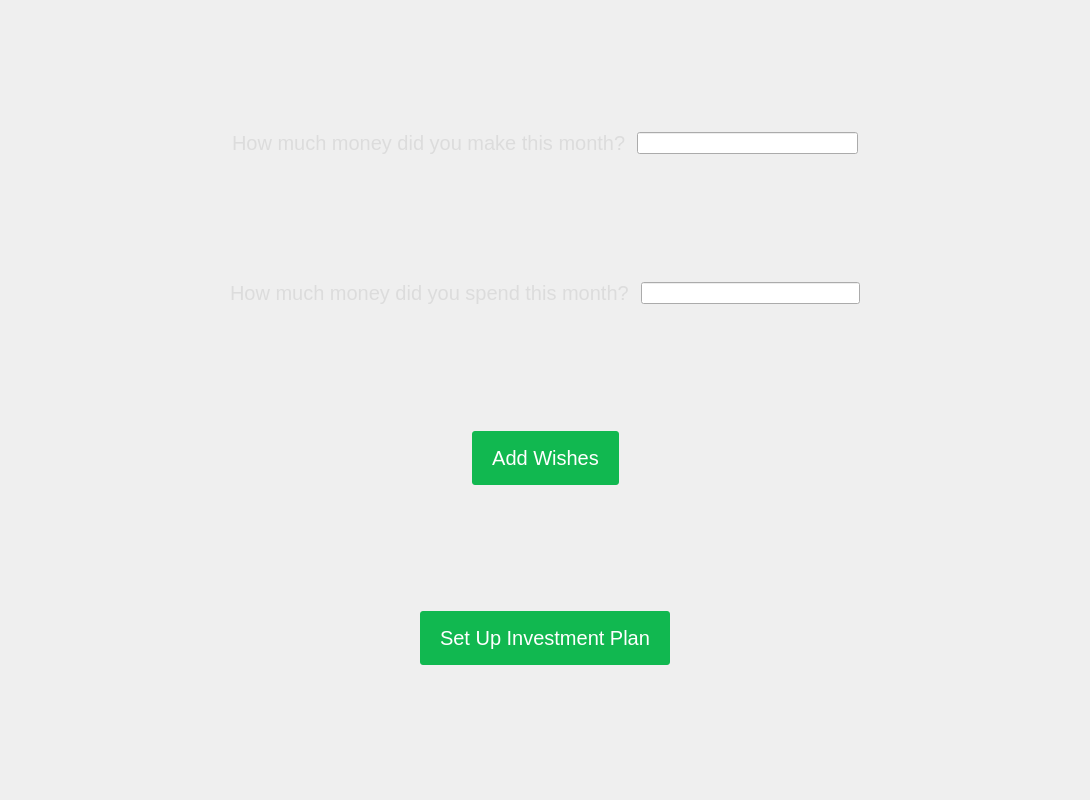
Above: src/maincontent.ui from elvisxiaozhi/True-Wish before the change. Below: the same form after it.
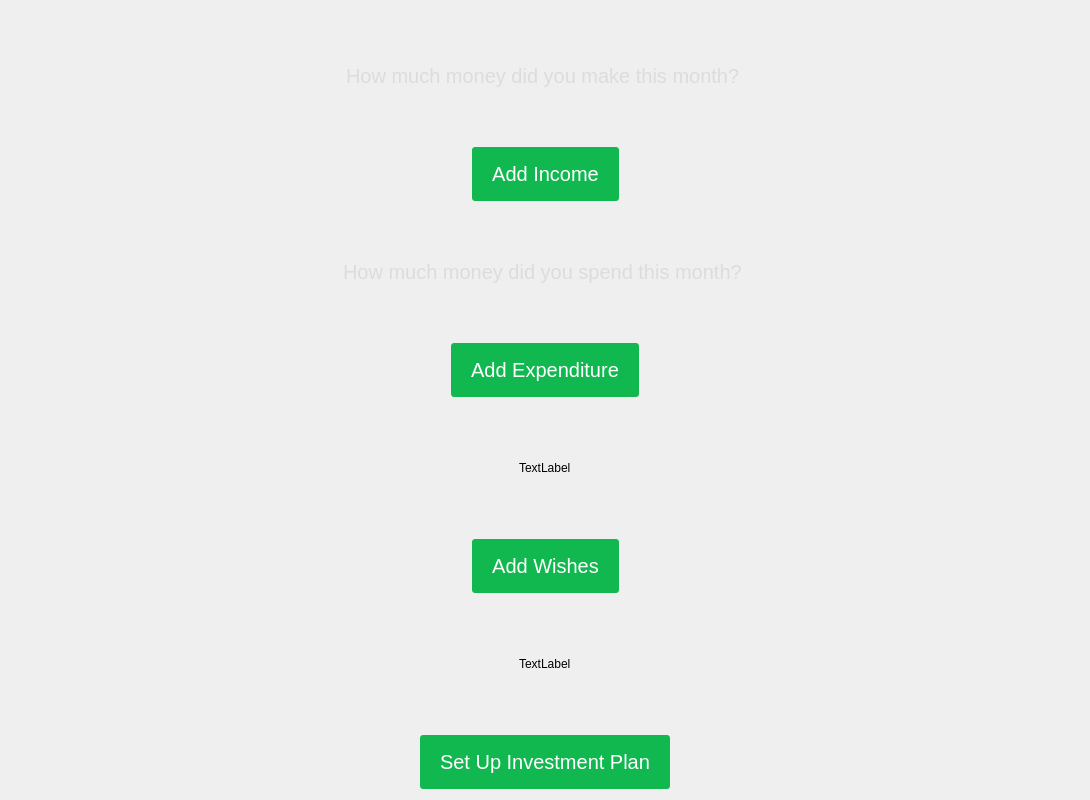
That is the form after the change.

The edit to the form file:
```diff
--- a/src/maincontent.ui
+++ b/src/maincontent.ui
@@ -13,6 +13,8 @@
   <property name="windowTitle">
    <string>Form</string>
   </property>
+  <layout class="QVBoxLayout" name="verticalLayout_5">
+   <item>
   <layout class="QVBoxLayout" name="verticalLayout">
    <item>
     <layout class="QHBoxLayout" name="horizontalLayout">
@@ -40,9 +42,6 @@
        </property>
       </widget>
      </item>
-     <item>
-      <widget class="QLineEdit" name="lineEdit"/>
-     </item>
      <item>
       <spacer name="horizontalSpacer_2">
        <property name="orientation">
@@ -61,6 +60,60 @@
    <item>
     <layout class="QHBoxLayout" name="horizontalLayout_2">
      <item>
+        <spacer name="horizontalSpacer_9">
+         <property name="orientation">
+          <enum>Qt::Horizontal</enum>
+         </property>
+         <property name="sizeHint" stdset="0">
+          <size>
+           <width>40</width>
+           <height>20</height>
+          </size>
+         </property>
+        </spacer>
+       </item>
+       <item>
+        <widget class="QPushButton" name="incomeButton">
+         <property name="styleSheet">
+          <string notr="true">#incomeButton {
+background-color: #11B850; 
+border: 0px; 
+padding: 15px 20px; 
+font: 20px; 
+color: white; 
+border-radius: 3px; }
+
+#incomeButton:hover { background-color: #0A863D; }
+
+#incomeButton:pressed { background-color: #0A863D; }</string>
+         </property>
+         <property name="text">
+          <string>Add Income</string>
+         </property>
+        </widget>
+       </item>
+       <item>
+        <spacer name="horizontalSpacer_10">
+         <property name="orientation">
+          <enum>Qt::Horizontal</enum>
+         </property>
+         <property name="sizeHint" stdset="0">
+          <size>
+           <width>40</width>
+           <height>20</height>
+          </size>
+         </property>
+        </spacer>
+       </item>
+      </layout>
+     </item>
+    </layout>
+   </item>
+   <item>
+    <layout class="QVBoxLayout" name="verticalLayout_2">
+     <item>
+      <layout class="QHBoxLayout" name="horizontalLayout_3">
+       <item>
       <spacer name="horizontalSpacer_3">
        <property name="orientation">
         <enum>Qt::Horizontal</enum>
@@ -84,9 +137,6 @@
        </property>
       </widget>
      </item>
-     <item>
-      <widget class="QLineEdit" name="lineEdit_2"/>
-     </item>
      <item>
       <spacer name="horizontalSpacer_4">
        <property name="orientation">
@@ -103,7 +153,98 @@
     </layout>
    </item>
    <item>
-    <layout class="QHBoxLayout" name="horizontalLayout_3">
+      <layout class="QHBoxLayout" name="horizontalLayout_4">
+       <item>
+        <spacer name="horizontalSpacer_11">
+         <property name="orientation">
+          <enum>Qt::Horizontal</enum>
+         </property>
+         <property name="sizeHint" stdset="0">
+          <size>
+           <width>40</width>
+           <height>20</height>
+          </size>
+         </property>
+        </spacer>
+       </item>
+       <item>
+        <widget class="QPushButton" name="expenditureBtn">
+         <property name="styleSheet">
+          <string notr="true">#expenditureBtn {
+background-color: #11B850; 
+border: 0px; 
+padding: 15px 20px; 
+font: 20px; 
+color: white; 
+border-radius: 3px; }
+
+#expenditureBtn:hover { background-color: #0A863D; }
+
+#expenditureBtn:pressed { background-color: #0A863D; }</string>
+         </property>
+         <property name="text">
+          <string>Add Expenditure</string>
+         </property>
+        </widget>
+       </item>
+       <item>
+        <spacer name="horizontalSpacer_12">
+         <property name="orientation">
+          <enum>Qt::Horizontal</enum>
+         </property>
+         <property name="sizeHint" stdset="0">
+          <size>
+           <width>40</width>
+           <height>20</height>
+          </size>
+         </property>
+        </spacer>
+       </item>
+      </layout>
+     </item>
+    </layout>
+   </item>
+   <item>
+    <layout class="QVBoxLayout" name="verticalLayout_3">
+     <item>
+      <layout class="QHBoxLayout" name="horizontalLayout_5">
+       <item>
+        <spacer name="horizontalSpacer_13">
+         <property name="orientation">
+          <enum>Qt::Horizontal</enum>
+         </property>
+         <property name="sizeHint" stdset="0">
+          <size>
+           <width>40</width>
+           <height>20</height>
+          </size>
+         </property>
+        </spacer>
+       </item>
+       <item>
+        <widget class="QLabel" name="label_3">
+         <property name="text">
+          <string>TextLabel</string>
+         </property>
+        </widget>
+       </item>
+       <item>
+        <spacer name="horizontalSpacer_14">
+         <property name="orientation">
+          <enum>Qt::Horizontal</enum>
+         </property>
+         <property name="sizeHint" stdset="0">
+          <size>
+           <width>40</width>
+           <height>20</height>
+          </size>
+         </property>
+        </spacer>
+       </item>
+      </layout>
+     </item>
+     <item>
+      <layout class="QHBoxLayout" name="horizontalLayout_6">
      <item>
       <spacer name="horizontalSpacer_5">
        <property name="orientation">
@@ -152,8 +293,49 @@
      </item>
     </layout>
    </item>
+    </layout>
+   </item>
    <item>
-    <layout class="QHBoxLayout" name="horizontalLayout_4">
+    <layout class="QVBoxLayout" name="verticalLayout_4">
+     <item>
+      <layout class="QHBoxLayout" name="horizontalLayout_7">
+       <item>
+        <spacer name="horizontalSpacer_15">
+         <property name="orientation">
+          <enum>Qt::Horizontal</enum>
+         </property>
+         <property name="sizeHint" stdset="0">
+          <size>
+           <width>40</width>
+           <height>20</height>
+          </size>
+         </property>
+        </spacer>
+       </item>
+       <item>
+        <widget class="QLabel" name="label_4">
+         <property name="text">
+          <string>TextLabel</string>
+         </property>
+        </widget>
+       </item>
+       <item>
+        <spacer name="horizontalSpacer_16">
+         <property name="orientation">
+          <enum>Qt::Horizontal</enum>
+         </property>
+         <property name="sizeHint" stdset="0">
+          <size>
+           <width>40</width>
+           <height>20</height>
+          </size>
+         </property>
+        </spacer>
+       </item>
+      </layout>
+     </item>
+     <item>
+      <layout class="QHBoxLayout" name="horizontalLayout_8">
      <item>
       <spacer name="horizontalSpacer_7">
        <property name="orientation">
@@ -199,6 +381,8 @@
         </size>
        </property>
       </spacer>
+       </item>
+      </layout>
      </item>
     </layout>
    </item>
```
Lines whose indentation alone changed are shown as unchanged.
